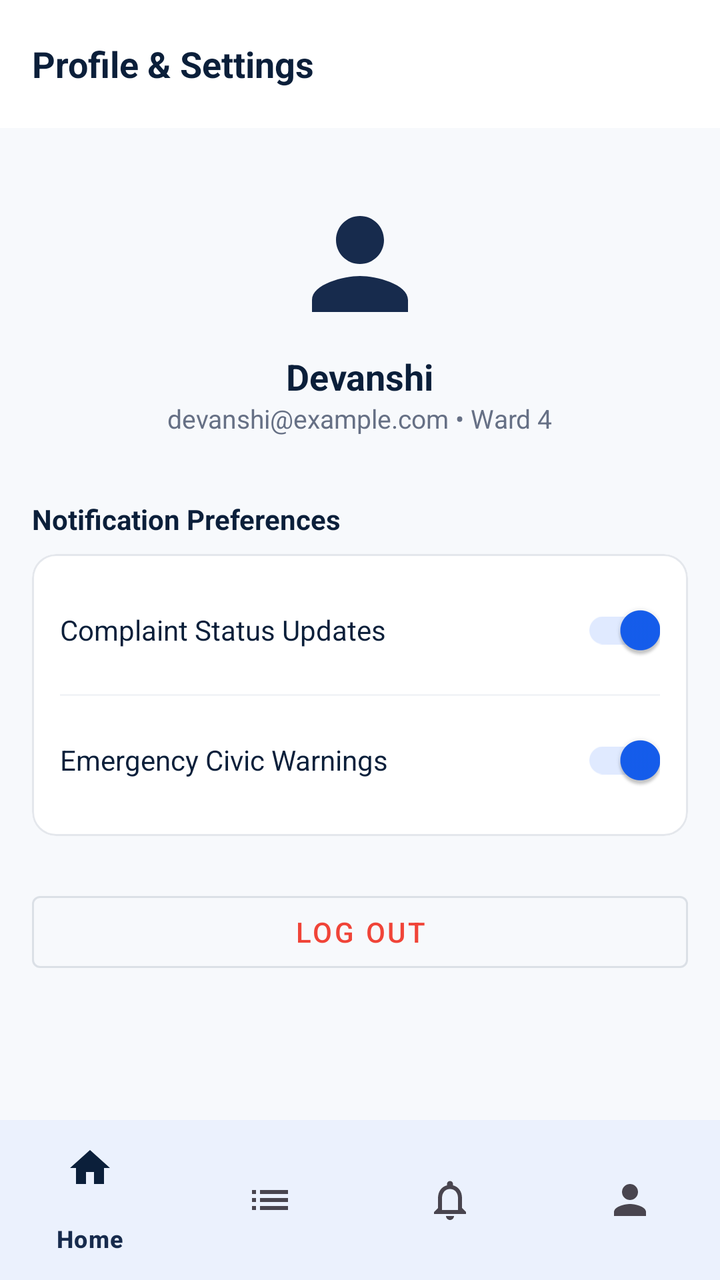
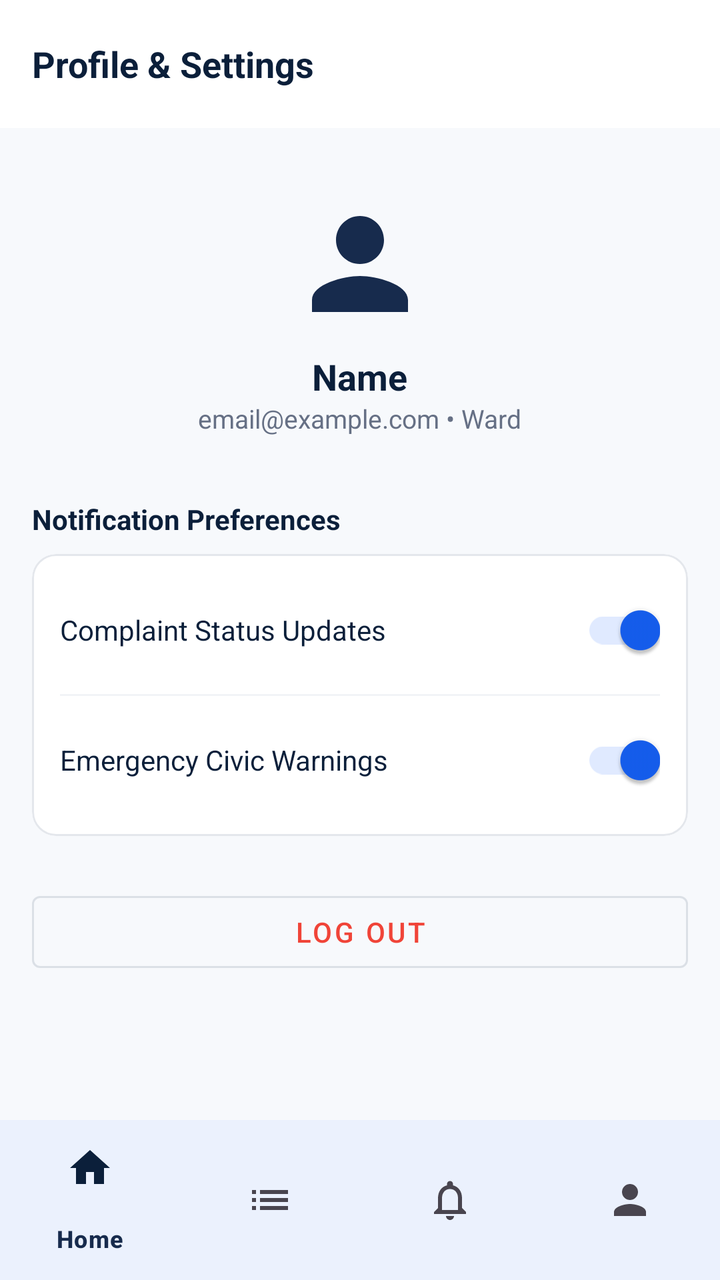

Two renders of the same Android screen: before a commit and after it. Below are the layout's source before the change and the commit's diff.
<!-- AndroidManifest.xml: application theme Theme.CivicAI -->
<!-- res/layout/activity_citizen_profile_settings.xml -->
<?xml version="1.0" encoding="utf-8"?>
<androidx.coordinatorlayout.widget.CoordinatorLayout
    xmlns:android="http://schemas.android.com/apk/res/android"
    xmlns:app="http://schemas.android.com/apk/res-auto"
    android:layout_width="match_parent"
    android:layout_height="match_parent"
    android:background="@color/civic_bg">

    <com.google.android.material.appbar.AppBarLayout
        android:layout_width="match_parent"
        android:layout_height="wrap_content"
        android:background="@color/civic_surface">

        <androidx.appcompat.widget.Toolbar
            android:id="@+id/toolbar"
            android:layout_width="match_parent"
            android:layout_height="?attr/actionBarSize">
            <TextView
                android:text="Profile &amp; Settings"
                android:textColor="@color/civic_navy"
                android:textSize="18sp"
                android:textStyle="bold"
                android:layout_width="wrap_content"
                android:layout_height="wrap_content" />
        </androidx.appcompat.widget.Toolbar>
    </com.google.android.material.appbar.AppBarLayout>

    <androidx.core.widget.NestedScrollView
        android:layout_width="match_parent"
        android:layout_height="match_parent"
        android:paddingBottom="84dp"
        app:layout_behavior="@string/appbar_scrolling_view_behavior">

        <LinearLayout
            android:layout_width="match_parent"
            android:layout_height="wrap_content"
            android:orientation="vertical"
            android:padding="16dp">

            
            <LinearLayout
                android:layout_width="match_parent"
                android:layout_height="wrap_content"
                android:gravity="center"
                android:orientation="vertical"
                android:paddingVertical="16dp">

                <com.google.android.material.imageview.ShapeableImageView
                    android:layout_width="72dp"
                    android:layout_height="72dp"
                    app:shapeAppearanceOverlay="@style/CircleImageView"
                    android:src="@drawable/avatar_devanshi" />

                <TextView
                    android:layout_width="wrap_content"
                    android:layout_height="wrap_content"
                    android:layout_marginTop="8dp"
                    android:text="Devanshi"
                    android:textColor="@color/civic_navy"
                    android:textSize="18sp"
                    android:textStyle="bold" />

                <TextView
                    android:layout_width="wrap_content"
                    android:layout_height="wrap_content"
                    android:text="devanshi@example.com • Ward 4"
                    android:textColor="@color/civic_text_secondary"
                    android:textSize="13sp" />
            </LinearLayout>

            
            <TextView
                android:layout_width="wrap_content"
                android:layout_height="wrap_content"
                android:layout_marginTop="16dp"
                android:text="Notification Preferences"
                android:textColor="@color/civic_navy"
                android:textStyle="bold" />

            <com.google.android.material.card.MaterialCardView
                android:layout_width="match_parent"
                android:layout_height="wrap_content"
                android:layout_marginTop="8dp"
                style="@style/CardRounded12">

                <LinearLayout
                    android:layout_width="match_parent"
                    android:layout_height="wrap_content"
                    android:orientation="vertical"
                    android:padding="14dp">

                    
                    <LinearLayout
                        android:layout_width="match_parent"
                        android:layout_height="wrap_content"
                        android:gravity="center_vertical"
                        android:orientation="horizontal">
                        <TextView
                            android:layout_width="0dp"
                            android:layout_weight="1"
                            android:text="Complaint Status Updates"
                            android:textColor="@color/civic_navy"
                            android:layout_height="wrap_content" />
                        <com.google.android.material.switchmaterial.SwitchMaterial
                            android:id="@+id/switchUpdates"
                            android:layout_width="wrap_content"
                            android:layout_height="wrap_content"
                            android:checked="true" />
                    </LinearLayout>

                    <View
                        android:layout_width="match_parent"
                        android:layout_height="1dp"
                        android:layout_marginVertical="8dp"
                        android:background="@color/civic_divider" />

                    
                    <LinearLayout
                        android:layout_width="match_parent"
                        android:layout_height="wrap_content"
                        android:gravity="center_vertical"
                        android:orientation="horizontal">
                        <TextView
                            android:layout_width="0dp"
                            android:layout_weight="1"
                            android:text="Emergency Civic Warnings"
                            android:textColor="@color/civic_navy"
                            android:layout_height="wrap_content" />
                        <com.google.android.material.switchmaterial.SwitchMaterial
                            android:id="@+id/switchEmergency"
                            android:layout_width="wrap_content"
                            android:layout_height="wrap_content"
                            android:checked="true" />
                    </LinearLayout>
                </LinearLayout>
            </com.google.android.material.card.MaterialCardView>

            
            <com.google.android.material.button.MaterialButton
                android:id="@+id/btnLogout"
                android:layout_width="match_parent"
                android:layout_height="wrap_content"
                android:layout_marginTop="24dp"
                android:text="Log Out"
                android:textColor="@color/priority_high"
                style="@style/Widget.MaterialComponents.Button.OutlinedButton" />
        </LinearLayout>
    </androidx.core.widget.NestedScrollView>

    
    <com.google.android.material.bottomnavigation.BottomNavigationView
        android:id="@+id/bottomNavigation"
        android:layout_width="match_parent"
        android:layout_height="wrap_content"
        android:layout_gravity="bottom"
        android:background="@color/civic_surface"
        app:menu="@menu/citizen_bottom_nav_menu" />
</androidx.coordinatorlayout.widget.CoordinatorLayout>
<!-- resources referenced by this layout -->
<resources>
  <color name="civic_bg">#F7F9FC</color>
  <color name="civic_divider">#F2F4F7</color>
  <color name="civic_navy">#0B1F3A</color>
  <color name="civic_surface">#FFFFFF</color>
  <color name="civic_text_secondary">#667085</color>
  <color name="priority_high">#F04438</color>
  <style name="CardRounded12" parent="Widget.MaterialComponents.CardView">
  <item name="cardCornerRadius">12dp</item><item name="cardElevation">0dp</item><item name="strokeWidth">1dp</item><item name="strokeColor">@color/civic_border</item><item name="cardBackgroundColor">@color/civic_surface</item>
  </style>
  <style name="CircleImageView">
  <item name="cornerFamily">rounded</item>
  <item name="cornerSize">50%</item>
  </style>
  <style name="Theme.CivicAI" parent="Theme.Material3.DayNight.NoActionBar">
          
          <item name="colorPrimary">@color/primary_blue</item>
          <item name="colorOnPrimary">@color/white</item>
          <item name="colorPrimaryContainer">@color/status_in_progress_bg</item>
          <item name="colorOnPrimaryContainer">@color/dark_navy</item>
  
          
          <item name="colorSecondary">@color/ai_accent</item>
          <item name="colorOnSecondary">@color/white</item>
          <item name="colorSecondaryContainer">@color/ai_accent_bg</item>
          <item name="colorOnSecondaryContainer">@color/dark_navy</item>
  
          
          <item name="android:statusBarColor">@color/background_light</item>
          <item name="android:windowLightStatusBar">true</item>
          <item name="android:navigationBarColor">@color/card_surface</item>
          <item name="android:windowLightNavigationBar">true</item>
  
          
          <item name="android:colorBackground">@color/background_light</item>
          <item name="colorSurface">@color/card_surface</item>
          <item name="colorOnSurface">@color/primary_text</item>
      </style>
  <color name="civic_border">#E4E7EC</color>
  <color name="primary_blue">#155EEF</color>
  <color name="white">#FFFFFF</color>
  <color name="status_in_progress_bg">#E0EAFF</color>
  <color name="dark_navy">#0B1F3A</color>
  <color name="ai_accent">#7A5AF8</color>
  <color name="ai_accent_bg">#F4EBFF</color>
  <color name="background_light">#F7F9FC</color>
  <color name="card_surface">#FFFFFF</color>
  <color name="primary_text">#172B4D</color>
</resources>

<!-- the commit's change to res/layout/activity_citizen_profile_settings.xml (unified diff, before → after) -->
@@ -52,18 +52,20 @@
                     android:src="@drawable/avatar_devanshi" />
 
                 <TextView
+                    android:id="@+id/tvProfileName"
                     android:layout_width="wrap_content"
                     android:layout_height="wrap_content"
                     android:layout_marginTop="8dp"
-                    android:text="Devanshi"
+                    android:text="Name"
                     android:textColor="@color/civic_navy"
                     android:textSize="18sp"
                     android:textStyle="bold" />
 
                 <TextView
+                    android:id="@+id/tvProfileEmail"
                     android:layout_width="wrap_content"
                     android:layout_height="wrap_content"
-                    android:text="devanshi@example.com • Ward 4"
+                    android:text="email@example.com • Ward"
                     android:textColor="@color/civic_text_secondary"
                     android:textSize="13sp" />
             </LinearLayout>
